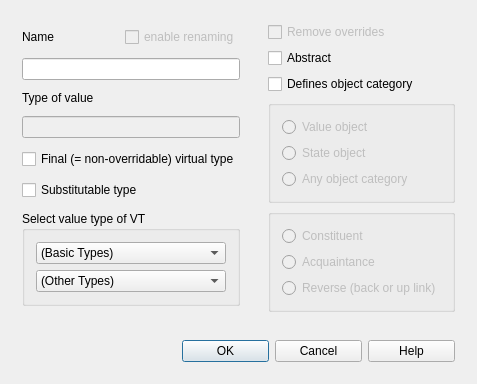
berkus/lavape, file lavape/src/LavaPE_UI/idd_vtypebox.ui: the form before one commit.
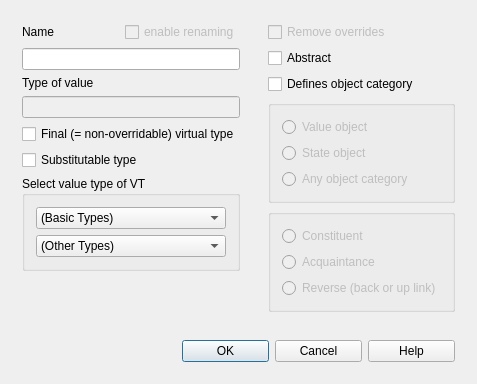
The form after the commit.

The edit to the form file:
```diff
--- a/lavape/src/LavaPE_UI/idd_vtypebox.ui
+++ b/lavape/src/LavaPE_UI/idd_vtypebox.ui
@@ -6,16 +6,10 @@
    <rect>
     <x>0</x>
     <y>0</y>
-    <width>439</width>
+    <width>427</width>
     <height>332</height>
    </rect>
   </property>
-  <property name="sizePolicy">
-   <sizepolicy hsizetype="Fixed" vsizetype="Fixed">
-    <horstretch>0</horstretch>
-    <verstretch>0</verstretch>
-   </sizepolicy>
-  </property>
   <property name="focusPolicy">
    <enum>Qt::StrongFocus</enum>
   </property>
@@ -25,21 +19,9 @@
   <layout class="QGridLayout" name="gridLayout">
    <item row="0" column="0">
     <widget class="QWidget" name="widget" native="true">
-     <property name="sizePolicy">
-      <sizepolicy hsizetype="Preferred" vsizetype="Preferred">
-       <horstretch>0</horstretch>
-       <verstretch>0</verstretch>
-      </sizepolicy>
-     </property>
      <layout class="QVBoxLayout" name="verticalLayout_2">
       <item>
        <widget class="QWidget" name="widget_5" native="true">
-        <property name="sizePolicy">
-         <sizepolicy hsizetype="Preferred" vsizetype="Fixed">
-          <horstretch>0</horstretch>
-          <verstretch>0</verstretch>
-         </sizepolicy>
-        </property>
         <layout class="QHBoxLayout" name="horizontalLayout_3">
          <property name="spacing">
           <number>0</number>
@@ -49,12 +31,6 @@
          </property>
          <item>
           <widget class="QLabel" name="Label_IDC_STATIC56">
-           <property name="sizePolicy">
-            <sizepolicy hsizetype="Preferred" vsizetype="Fixed">
-             <horstretch>0</horstretch>
-             <verstretch>0</verstretch>
-            </sizepolicy>
-           </property>
            <property name="minimumSize">
             <size>
              <width>1</width>
@@ -90,12 +66,6 @@
            <property name="enabled">
             <bool>false</bool>
            </property>
-           <property name="sizePolicy">
-            <sizepolicy hsizetype="Preferred" vsizetype="Fixed">
-             <horstretch>0</horstretch>
-             <verstretch>0</verstretch>
-            </sizepolicy>
-           </property>
            <property name="focusPolicy">
             <enum>Qt::StrongFocus</enum>
            </property>
@@ -109,12 +79,6 @@
       </item>
       <item>
        <widget class="QLineEdit" name="NewName">
-        <property name="sizePolicy">
-         <sizepolicy hsizetype="Expanding" vsizetype="Fixed">
-          <horstretch>0</horstretch>
-          <verstretch>0</verstretch>
-         </sizepolicy>
-        </property>
         <property name="focusPolicy">
          <enum>Qt::StrongFocus</enum>
         </property>
@@ -125,12 +89,6 @@
       </item>
       <item>
        <widget class="QLabel" name="Label_IDC_STATIC57">
-        <property name="sizePolicy">
-         <sizepolicy hsizetype="Fixed" vsizetype="Fixed">
-          <horstretch>0</horstretch>
-          <verstretch>0</verstretch>
-         </sizepolicy>
-        </property>
         <property name="focusPolicy">
          <enum>Qt::NoFocus</enum>
         </property>
@@ -144,12 +102,6 @@
         <property name="enabled">
          <bool>false</bool>
         </property>
-        <property name="sizePolicy">
-         <sizepolicy hsizetype="Preferred" vsizetype="Fixed">
-          <horstretch>0</horstretch>
-          <verstretch>0</verstretch>
-         </sizepolicy>
-        </property>
         <property name="focusPolicy">
          <enum>Qt::NoFocus</enum>
         </property>
@@ -160,12 +112,6 @@
       </item>
       <item>
        <widget class="QCheckBox" name="Final">
-        <property name="sizePolicy">
-         <sizepolicy hsizetype="Preferred" vsizetype="Fixed">
-          <horstretch>0</horstretch>
-          <verstretch>0</verstretch>
-         </sizepolicy>
-        </property>
         <property name="text">
          <string>Final (= non-overridable) virtual type</string>
         </property>
@@ -173,12 +119,6 @@
       </item>
       <item>
        <widget class="QCheckBox" name="Substitutable">
-        <property name="sizePolicy">
-         <sizepolicy hsizetype="Preferred" vsizetype="Fixed">
-          <horstretch>0</horstretch>
-          <verstretch>0</verstretch>
-         </sizepolicy>
-        </property>
         <property name="text">
          <string>Substitutable type</string>
         </property>
@@ -186,12 +126,6 @@
       </item>
       <item>
        <widget class="QGroupBox" name="GroupBox_IDC_STATIC29">
-        <property name="sizePolicy">
-         <sizepolicy hsizetype="Preferred" vsizetype="Fixed">
-          <horstretch>0</horstretch>
-          <verstretch>0</verstretch>
-         </sizepolicy>
-        </property>
         <property name="focusPolicy">
          <enum>Qt::NoFocus</enum>
         </property>
@@ -207,12 +141,6 @@
          </property>
          <item>
           <widget class="QComboBox" name="BasicTypes">
-           <property name="sizePolicy">
-            <sizepolicy hsizetype="Preferred" vsizetype="Fixed">
-             <horstretch>0</horstretch>
-             <verstretch>0</verstretch>
-            </sizepolicy>
-           </property>
            <property name="sizeAdjustPolicy">
             <enum>QComboBox::AdjustToContents</enum>
            </property>
@@ -225,12 +153,6 @@
          </item>
          <item>
           <widget class="QComboBox" name="NamedTypes">
-           <property name="sizePolicy">
-            <sizepolicy hsizetype="Preferred" vsizetype="Fixed">
-             <horstretch>0</horstretch>
-             <verstretch>0</verstretch>
-            </sizepolicy>
-           </property>
            <property name="sizeAdjustPolicy">
             <enum>QComboBox::AdjustToContents</enum>
            </property>
@@ -244,6 +166,19 @@
         </layout>
        </widget>
       </item>
+      <item>
+       <spacer name="verticalSpacer">
+        <property name="orientation">
+         <enum>Qt::Vertical</enum>
+        </property>
+        <property name="sizeHint" stdset="0">
+         <size>
+          <width>20</width>
+          <height>40</height>
+         </size>
+        </property>
+       </spacer>
+      </item>
      </layout>
     </widget>
    </item>
```
Left out of the diff: 72 changed lines with no effect on the pictures.
